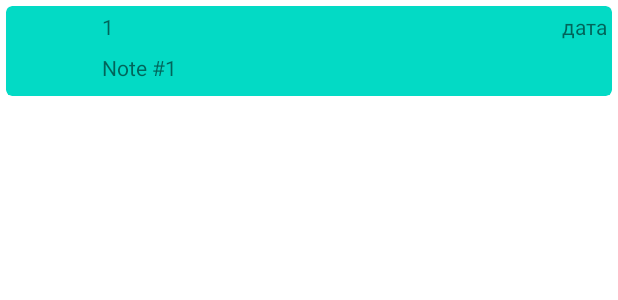
After one commit to Gravitana/GB-2-Notes2, an Android app: the layout note_item.xml on its own in the app's theme, with its tools: preview values and no code run, on a phone screen of 412 x 824 dp. The commit adds this screen. Shown: the top 300 px of the screen. Run offline under Robolectric (Android 15) with nearby library versions, the phone set to English and light mode, and no system bars.

Commit message:
список заметок в вертикальном фрейме

```diff
--- a/app/build.gradle
+++ b/app/build.gradle
@@ -33,6 +33,7 @@ dependencies {
     implementation 'androidx.appcompat:appcompat:1.2.0'
     implementation 'com.google.android.material:material:1.3.0'
     implementation 'androidx.constraintlayout:constraintlayout:2.0.4'
+    implementation 'androidx.legacy:legacy-support-v4:1.0.0'
 
     def fragment_version = "1.3.3"
 
--- /dev/null
+++ b/app/src/main/res/layout/note_item.xml
@@ -0,0 +1,54 @@
+<?xml version="1.0" encoding="utf-8"?>
+<com.google.android.material.card.MaterialCardView xmlns:android="http://schemas.android.com/apk/res/android"
+    android:layout_width="match_parent"
+    android:layout_height="wrap_content"
+    android:layout_margin="@dimen/margin_item"
+    android:backgroundTint="@color/teal_200">
+
+    <LinearLayout xmlns:tools="http://schemas.android.com/tools"
+        android:layout_width="match_parent"
+        android:layout_height="wrap_content"
+        android:orientation="horizontal">
+
+        <ImageView
+            android:id="@+id/note_item_image"
+            android:layout_width="@dimen/pic_size"
+            android:layout_height="@dimen/pic_size" />
+
+        <LinearLayout
+            android:layout_width="match_parent"
+            android:layout_height="wrap_content"
+            android:orientation="vertical">
+
+            <LinearLayout
+                android:layout_width="match_parent"
+                android:layout_height="wrap_content"
+                android:orientation="horizontal">
+
+                <TextView
+                    android:id="@+id/note_item_id"
+                    android:layout_width="@dimen/pic_size"
+                    android:layout_height="wrap_content"
+                    android:layout_margin="@dimen/margin_item"
+                    tools:text="1" />
+
+                <TextView
+                    android:id="@+id/note_item_date"
+                    android:layout_width="match_parent"
+                    android:layout_height="wrap_content"
+                    android:layout_margin="@dimen/margin_item"
+                    android:gravity="end"
+                    tools:text="дата" />
+
+            </LinearLayout>
+
+            <TextView
+                android:id="@+id/note_item_title"
+                android:layout_width="match_parent"
+                android:layout_height="wrap_content"
+                android:layout_margin="@dimen/margin_item"
+                tools:text="Note #1" />
+
+        </LinearLayout>
+    </LinearLayout>
+</com.google.android.material.card.MaterialCardView>
--- /dev/null
+++ b/app/src/main/res/values/bools.xml
@@ -0,0 +1,4 @@
+<?xml version="1.0" encoding="utf-8"?>
+<resources>
+    <bool name="isLandscape">false</bool>
+</resources>
--- a/app/src/main/res/values/colors.xml
+++ b/app/src/main/res/values/colors.xml
@@ -7,4 +7,6 @@
     <color name="teal_700">#FF018786</color>
     <color name="black">#FF000000</color>
     <color name="white">#FFFFFFFF</color>
+    <color name="colorText">#1E0A4A</color>
+    <color name="gray">#FFCECBD5</color>
 </resources>
```
Also changed, not shown: app/src/main/java/com/example/gb_2_notes2/ui/NotesListFragment.java (added, +85 -0 lines), app/src/main/res/layout/activity_main.xml (+10 -15 lines), app/src/main/res/layout/fragment_notes_list.xml (added, +13 -0 lines), app/src/main/res/values/dimens.xml (added, +12 -0 lines), app/src/main/res/values/strings.xml (+19 -0 lines).
